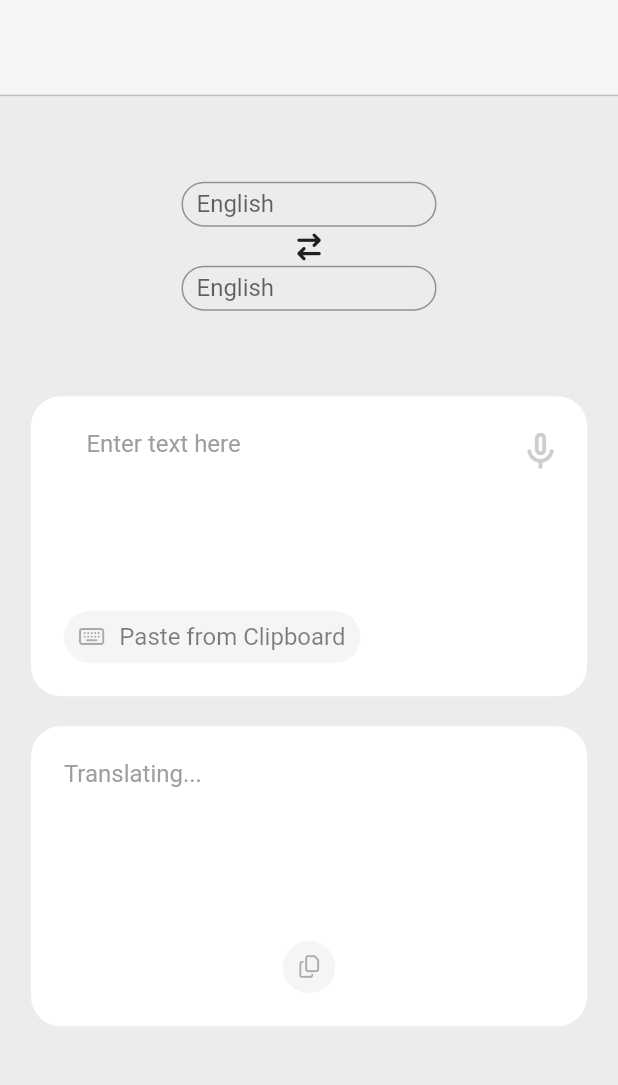
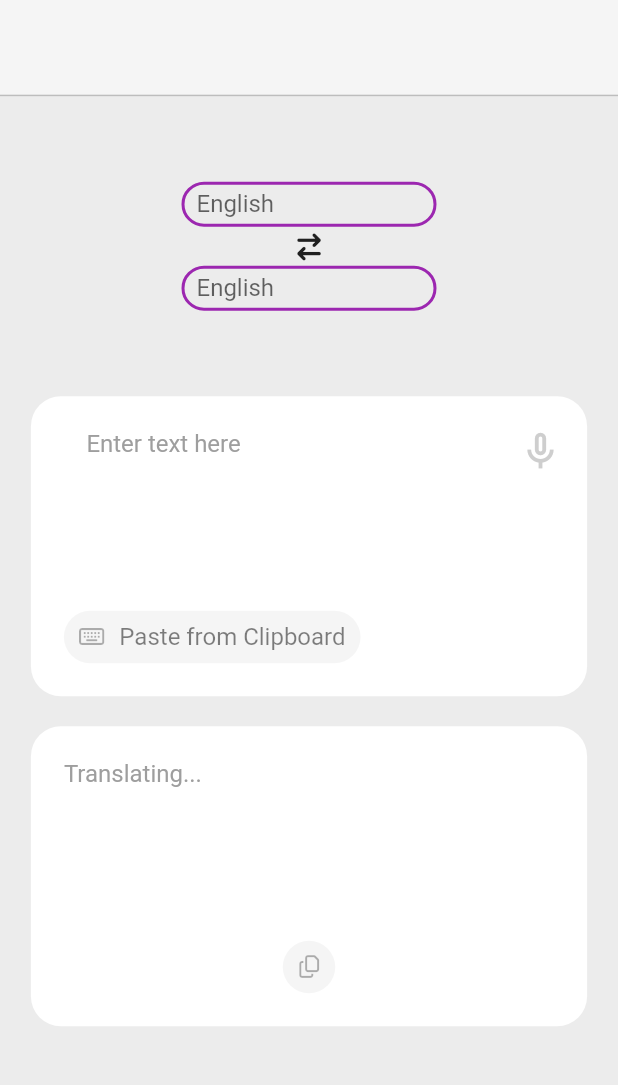
Before and after one commit to maykhid/word_translator, a Flutter app: the screen it shows after launch, on a phone screen of 412 x 824 dp, the part 151-1236 px from its top. Run offline on Flutter 3.47's test engine with Material 2 defaults, Android fonts, the phone set to English and light mode, and no system bars; our stand-ins replace flutter_svg, font_awesome_flutter.

Commit message:
addressed textfield border colour not changing

```diff
--- a/lib/features/translator_app/presentation/pages/translator_page.dart
+++ b/lib/features/translator_app/presentation/pages/translator_page.dart
@@ -70,15 +70,15 @@ class _TranslatorPageState extends State<TranslatorPage> {
                             decoration: InputDecoration(
                               hintText: 'English',
                               contentPadding: const EdgeInsets.only(left: 10),
-                              border: OutlineInputBorder(
+                              enabledBorder: OutlineInputBorder(
                                 borderRadius: BorderRadius.circular(90),
                                 borderSide: const BorderSide(
-                                    color: Colors.purple, width: 10),
+                                    color: Colors.purple, width: 2.0),
                               ),
-                              focusedErrorBorder: OutlineInputBorder(
-                                borderRadius: BorderRadius.circular(30),
+                              focusedBorder: OutlineInputBorder(
+                                borderRadius: BorderRadius.circular(90),
                                 borderSide: const BorderSide(
-                                    color: Colors.purple, width: 10),
+                                    color: Colors.purple, width: 2.0),
                               ),
                             ),
                           ),
@@ -101,15 +101,15 @@ class _TranslatorPageState extends State<TranslatorPage> {
                             decoration: InputDecoration(
                               hintText: 'English',
                               contentPadding: const EdgeInsets.only(left: 10),
-                              border: OutlineInputBorder(
+                              enabledBorder: OutlineInputBorder(
                                 borderRadius: BorderRadius.circular(90),
                                 borderSide: const BorderSide(
-                                    color: Colors.purple, width: 10),
+                                    color: Colors.purple, width: 2.0),
                               ),
-                              focusedErrorBorder: OutlineInputBorder(
-                                borderRadius: BorderRadius.circular(30),
+                              focusedBorder: OutlineInputBorder(
+                                borderRadius: BorderRadius.circular(90),
                                 borderSide: const BorderSide(
-                                    color: Colors.purple, width: 10),
+                                    color: Colors.purple, width: 2.0),
                               ),
                             ),
                           ),
@@ -234,9 +234,8 @@ class _TranslatorPageState extends State<TranslatorPage> {
                               // color: Colors.black,
                               child: const Text(
                                 'Translating...',
-                                style: TextStyle(
-                                    color: Colors.grey,
-                                    fontSize: 16),
+                                style:
+                                    TextStyle(color: Colors.grey, fontSize: 16),
                               ),
                             ),
                           ),
```
